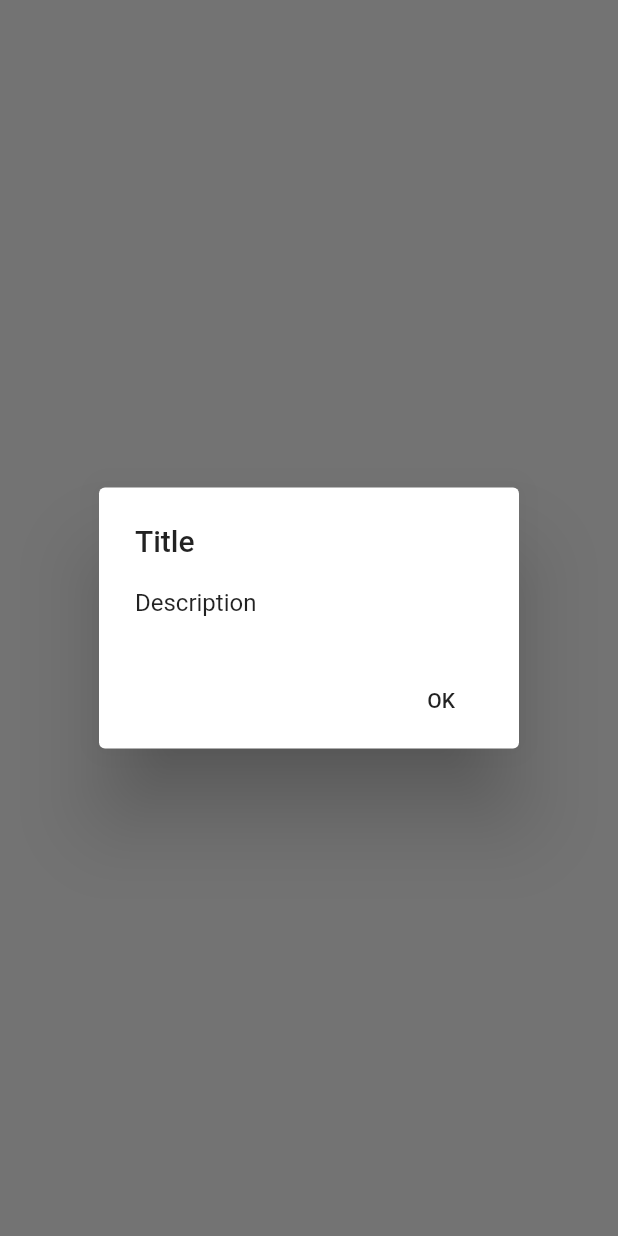
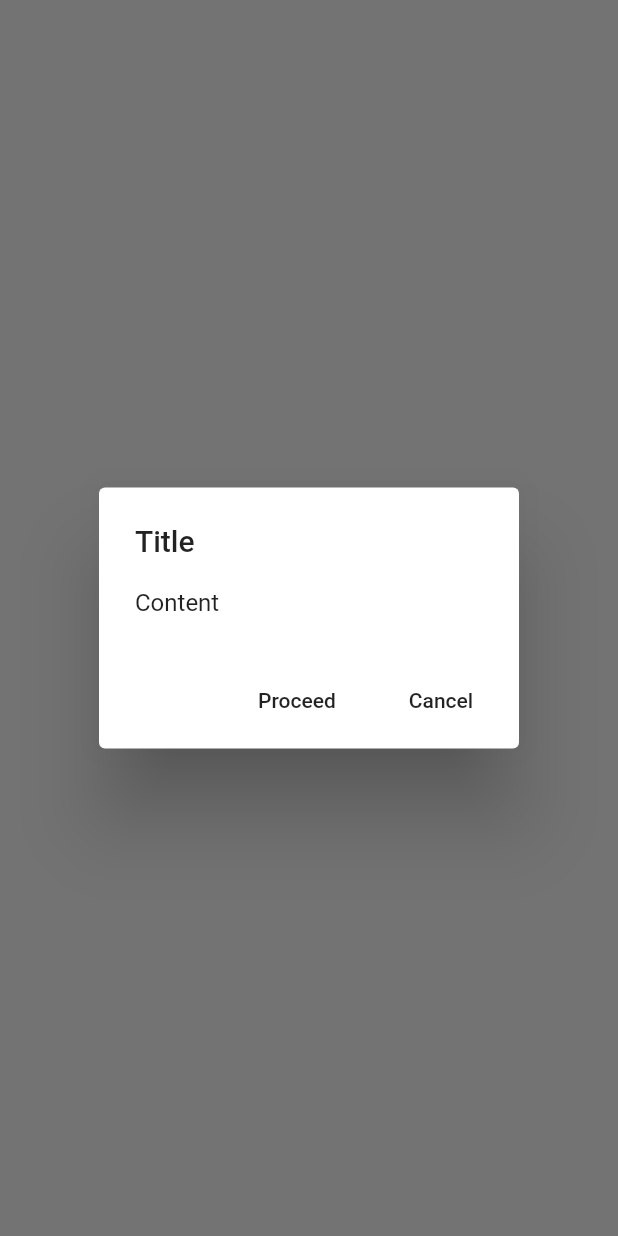
Before and after one commit to joshuadeguzman/flutter_dialogs, a Flutter app: the screen it shows after launch, after a tap on "Show Dialog", on a phone screen of 412 x 824 dp. Run offline on Flutter 3.47's test engine with Material 2 defaults, Android fonts, the phone set to English and light mode, and no system bars.

Commit message:
Add base classes for abstraction

```diff
--- a/example/lib/main.dart
+++ b/example/lib/main.dart
@@ -1,12 +1,12 @@
+import 'dart:io';
+
+import 'package:flutter/cupertino.dart';
 import 'package:flutter/material.dart';
-import 'package:flutter_dialogs/basic_dialog.dart';
-import 'package:flutter_dialogs/config.dart';
-import 'package:flutter_dialogs/utils.dart';
+import 'package:flutter_dialogs/flutter_dialogs.dart';
 
 void main() => runApp(ExampleApp());
 
 class ExampleApp extends StatelessWidget {
-  // This widget is the root of your application.
   @override
   Widget build(BuildContext context) {
     return MaterialApp(
@@ -21,8 +21,6 @@ class ExampleApp extends StatelessWidget {
 }
 
 class ExampleScreen extends StatelessWidget {
-  final FDConfig _config = FDConfig(FDPlatform.ALL);
-
   @override
   Widget build(BuildContext context) {
     return Scaffold(
@@ -30,7 +28,7 @@ class ExampleScreen extends StatelessWidget {
         child: Column(
           mainAxisAlignment: MainAxisAlignment.center,
           children: <Widget>[
-            new RaisedButton(
+            RaisedButton(
               onPressed: () {
                 _showDialog(context);
               },
@@ -42,22 +40,29 @@ class ExampleScreen extends StatelessWidget {
     );
   }
 
-  // TODO: Move to a base abstract class
-  Future<void> _showDialog(BuildContext context) {
-    return showDialog<void>(
+  _showDialog(BuildContext context) {
+    showPlatformDialog(
       context: context,
-      builder: (BuildContext context) {
-        return FDBasicDialog(
-          config: _config,
-          title: "Title",
-          content: "Description",
-          buttonTitle: "OK",
-          onPressed: (dialog) {
-            print(FDUtils.getHostPlatformOS());
-            dialog.dismiss(context);
-          },
-        );
-      },
+      builder: (_) => BasicDialogAlert(
+        title: Text("Title"),
+        content: Text("Content"),
+        actions: <Widget>[
+          BasicDialogAction(
+            title: Text("Proceed"),
+            onPressed: () {
+              print("Current platform ${Platform.operatingSystem}");
+              Navigator.pop(context);
+            },
+          ),
+          BasicDialogAction(
+            title: Text("Cancel"),
+            onPressed: () {
+              print("Current platform ${Platform.operatingSystem}");
+              Navigator.pop(context);
+            },
+          ),
+        ],
+      ),
     );
   }
 }
--- a/example/pubspec.yaml
+++ b/example/pubspec.yaml
@@ -23,7 +23,9 @@ dependencies:
   # The following adds the Cupertino Icons font to your application.
   # Use with the CupertinoIcons class for iOS style icons.
   cupertino_icons: ^0.1.2
-  flutter_dialogs: 0.0.1+1
+  flutter_dialogs:
+    path: ../
+
 
 dev_dependencies:
   flutter_test:
--- a/lib/basic_dialog.dart
+++ /dev/null
@@ -1,89 +0,0 @@
-// Copyright 2019 Joshua de Guzman (https://joshuadeguzman.github.io). All rights reserved.
-// Use of this source code is governed by a BSD-style
-// license that can be found in the LICENSE file.
-
-import 'package:flutter/cupertino.dart';
-import 'package:flutter/material.dart';
-import 'package:flutter_dialogs/config.dart';
-import 'package:flutter_dialogs/utils.dart';
-
-class FDBasicDialog extends StatefulWidget {
-  final FDConfig config;
-  final String title;
-  final String content;
-  final String buttonTitle;
-  final Function(FDBasicDialog) onPressed;
-
-  const FDBasicDialog(
-      {Key key,
-      this.config,
-      this.title,
-      this.content,
-      this.buttonTitle,
-      this.onPressed})
-      : super(key: key);
-
-  @override
-  State<StatefulWidget> createState() {
-    return FDBasicDialogState();
-  }
-
-  // TODO: Move to a base abstract class
-  void dismiss(BuildContext context) {
-    Navigator.of(context).pop();
-  }
-}
-
-class FDBasicDialogState extends State<FDBasicDialog> {
-  FDConfig get _config => widget.config;
-  String get _title => widget.title;
-  String get _content => widget.content;
-  String get _buttonTitle => widget.buttonTitle;
-  Function(FDBasicDialog) get _onPressed => widget.onPressed;
-
-  @override
-  Widget build(BuildContext context) {
-    return _buildDialog(context);
-  }
-
-  Widget _buildDialog(BuildContext context) {
-    if (_config.platform == FDPlatform.ANDROID_ONLY) {
-      return _buildAndroidDialog();
-    } else if (_config.platform == FDPlatform.IOS_ONLY) {
-      return _buildIosDialog();
-    } else {
-      // TODO: Make "android" and "iOS" type safe
-      if (FDUtils.getHostPlatformOS() == "ios") {
-        return _buildIosDialog();
-      } else {
-        return _buildAndroidDialog();
-      }
-    }
-  }
-
-  Widget _buildAndroidDialog() {
-    return AlertDialog(
-      title: Text(_title),
-      content: Text(_content),
-      actions: <Widget>[
-        FlatButton(
-          child: Text(_buttonTitle),
-          onPressed: () => _onPressed(widget),
-        ),
-      ],
-    );
-  }
-
-  Widget _buildIosDialog() {
-    return CupertinoAlertDialog(
-      title: Text(_title),
-      content: Text(_content),
-      actions: <Widget>[
-        FlatButton(
-          child: Text(_buttonTitle),
-          onPressed: () => _onPressed(widget),
-        ),
-      ],
-    );
-  }
-}
--- a/lib/config.dart
+++ /dev/null
@@ -1,16 +0,0 @@
-// Copyright 2019 Joshua de Guzman (https://joshuadeguzman.github.io). All rights reserved.
-// Use of this source code is governed by a BSD-style
-// license that can be found in the LICENSE file.
-
-enum FDPlatform {
-  ANDROID_ONLY,
-  IOS_ONLY,
-  // FUCHSIA_ONLY,
-  ALL
-}
-
-class FDConfig {
-  final FDPlatform platform;
-
-  FDConfig(this.platform);
-}
--- /dev/null
+++ b/lib/src/base_dialog.dart
@@ -0,0 +1,27 @@
+// Copyright 2020 Joshua de Guzman (https://joshuadeguzman.github.io). All rights reserved.
+// Use of this source code is governed by a BSD-style
+// license that can be found in the LICENSE file.
+
+import 'dart:io';
+
+import 'package:flutter/widgets.dart';
+
+typedef T BaseDialogBuilder<T>(BuildContext context);
+
+abstract class BaseDialog<A extends Widget, I extends Widget>
+    extends StatelessWidget {
+  @override
+  Widget build(BuildContext context) {
+    if (Platform.isAndroid) {
+      return buildAndroidWidget(context);
+    } else if (Platform.isIOS) {
+      return buildiOSWidget(context);
+    }
+
+    throw UnsupportedError("Platform is not supported by this plugin.");
+  }
+
+  A buildAndroidWidget(BuildContext context);
+
+  I buildiOSWidget(BuildContext context);
+}
--- /dev/null
+++ b/lib/src/basic_dialog_action.dart
@@ -0,0 +1,44 @@
+// Copyright 2020 Joshua de Guzman (https://joshuadeguzman.github.io). All rights reserved.
+// Use of this source code is governed by a BSD-style
+// license that can be found in the LICENSE file.
+
+import 'package:flutter/cupertino.dart';
+import 'package:flutter/material.dart';
+import 'package:flutter_dialogs/src/base_action_data.dart';
+import 'package:flutter_dialogs/src/base_dialog.dart';
+
+class BasicDialogActionData extends BaseActionData {
+  BasicDialogActionData({
+    VoidCallback onPressed,
+    Widget title,
+  }) : super(
+          onPressed: onPressed,
+          title: title,
+        );
+}
+
+class BasicDialogAction extends BaseDialog<FlatButton, CupertinoDialogAction> {
+  BasicDialogAction({
+    this.onPressed,
+    this.title,
+  });
+
+  VoidCallback onPressed;
+  Widget title;
+
+  @override
+  FlatButton buildAndroidWidget(BuildContext context) {
+    return FlatButton(
+      onPressed: onPressed,
+      child: title ?? Container(),
+    );
+  }
+
+  @override
+  CupertinoDialogAction buildiOSWidget(BuildContext context) {
+    return CupertinoDialogAction(
+      onPressed: onPressed,
+      child: title ?? Container(),
+    );
+  }
+}
--- /dev/null
+++ b/lib/src/basic_dialog_alert.dart
@@ -0,0 +1,65 @@
+// Copyright 2020 Joshua de Guzman (https://joshuadeguzman.github.io). All rights reserved.
+// Use of this source code is governed by a BSD-style
+// license that can be found in the LICENSE file.
+
+import 'package:flutter/cupertino.dart';
+import 'package:flutter/material.dart';
+import 'package:flutter_dialogs/src/base_dialog_data.dart';
+import 'package:flutter_dialogs/src/base_dialog.dart';
+
+class BasicDialogAlertData extends BaseDialogData {
+  BasicDialogAlertData({
+    Widget title,
+    Widget content,
+    List<Widget> actions,
+  }) : super(
+          title: title,
+          content: content,
+          actions: actions,
+        );
+}
+
+class BasicDialogAlert extends BaseDialog<AlertDialog, CupertinoAlertDialog> {
+  BasicDialogAlert({
+    this.title,
+    this.content,
+    this.actions,
+  });
+
+  Widget title;
+  Widget content;
+  List<Widget> actions;
+
+  BaseDialogBuilder<BasicDialogAlertData> android;
+  BaseDialogBuilder<BasicDialogAlertData> ios;
+
+  @override
+  AlertDialog buildAndroidWidget(BuildContext context) {
+    BasicDialogAlertData data;
+
+    if (android != null) {
+      data = android(context);
+    }
+
+    return AlertDialog(
+      title: data?.title ?? title,
+      content: data?.content ?? content,
+      actions: data?.actions ?? actions,
+    );
+  }
+
+  @override
+  CupertinoAlertDialog buildiOSWidget(BuildContext context) {
+    BasicDialogAlertData data;
+
+    if (ios != null) {
+      data = ios(context);
+    }
+
+    return CupertinoAlertDialog(
+      title: data?.title ?? title,
+      content: data?.content ?? content,
+      actions: data?.actions ?? actions,
+    );
+  }
+}
--- /dev/null
+++ b/lib/src/platform_dialog.dart
@@ -0,0 +1,26 @@
+// Copyright 2020 Joshua de Guzman (https://joshuadeguzman.github.io). All rights reserved.
+// Use of this source code is governed by a BSD-style
+// license that can be found in the LICENSE file.
+
+import 'dart:io';
+
+import 'package:flutter/cupertino.dart';
+import 'package:flutter/material.dart';
+
+Future<T> showPlatformDialog<T>({
+  @required BuildContext context,
+  @required WidgetBuilder builder,
+  androidBarrierDismissible = false,
+}) {
+  if (Platform.isAndroid) {
+    return showDialog<T>(
+        context: context,
+        builder: builder,
+        barrierDismissible: androidBarrierDismissible);
+  } else {
+    return showCupertinoDialog<T>(
+      context: context,
+      builder: builder,
+    );
+  }
+}
--- a/lib/utils.dart
+++ /dev/null
@@ -1,12 +0,0 @@
-// Copyright 2019 Joshua de Guzman (https://joshuadeguzman.github.io). All rights reserved.
-// Use of this source code is governed by a BSD-style
-// license that can be found in the LICENSE file.
-
-import 'dart:io';
-
-class FDUtils {
-
-  static String getHostPlatformOS() {
-    return Platform.operatingSystem;
-  }
-}
```
Also changed, not shown: lib/flutter_dialogs.dart (added, +7 -0 lines), lib/src/base_action_data.dart (added, +15 -0 lines), lib/src/base_dialog_data.dart (added, +17 -0 lines), example/pubspec.lock, 1 other file.
